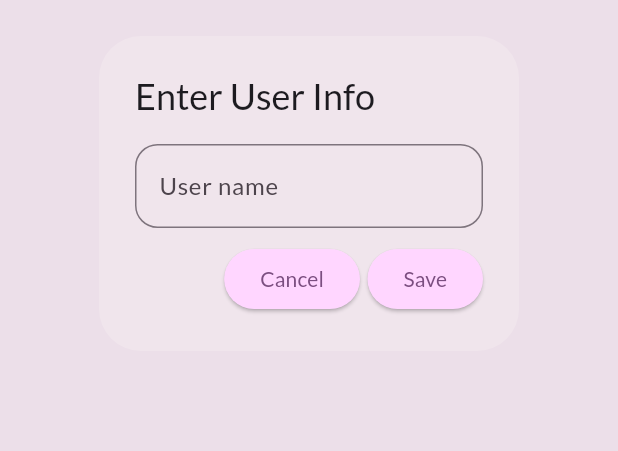
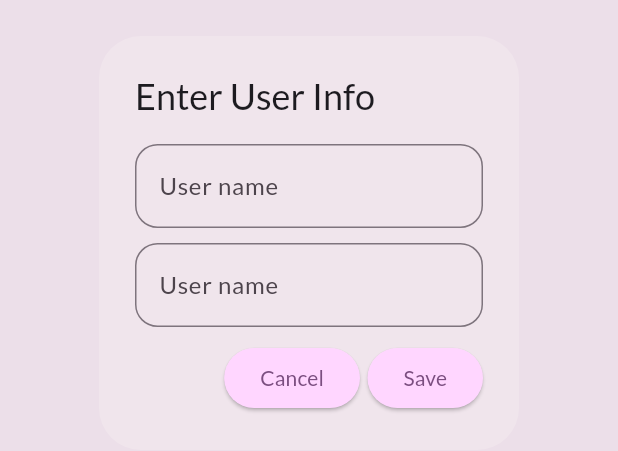
Before and after one commit to Github-2lu/password_bank_flutter, a Flutter app: the UserInfoChange widget shown alone on an empty page, opened directly with empty values, on a phone screen of 412 x 824 dp. Shown: the top 451 px of the screen. Run offline on Flutter 3.47's test engine with Material 3 defaults, Android fonts, the phone set to English and light mode, and no system bars; our stand-ins replace google_fonts, sqflite; missing offline and left inert: encrypt; accounts and stored records are empty.

Commit message:
added all password change

```diff
--- a/lib/screens/user.dart
+++ b/lib/screens/user.dart
@@ -6,7 +6,7 @@ import 'package:password_bank_flutter/widgets/user_info_change.dart';
 
 class UserScreen extends StatefulWidget {
   final UserInfo user;
-  final Function(String name) onSaveEditedUser;
+  final Function(String name, String password) onSaveEditedUser;
   final Function() onDeleteUser;
 
   const UserScreen(
@@ -26,12 +26,12 @@ class _UserScreenState extends State<UserScreen> {
   final passwordDB = PasswordDatabaseHelper();
   late final UserInfo currentUser;
 
-  void _saveEditedUser(String name) {
+  void _saveEditedUser(String name, String password) {
     setState(() {
       currentUser.name = name;
     });
     // currentUser.password = getPasswordHash(password);
-    widget.onSaveEditedUser(name);
+    widget.onSaveEditedUser(name, password);
   }
 
   void _showUserEditForm() {
--- a/lib/widgets/user_info_change.dart
+++ b/lib/widgets/user_info_change.dart
@@ -2,7 +2,7 @@ import 'package:flutter/material.dart';
 
 class UserInfoChange extends StatefulWidget {
   final String username;
-  final Function(String name) onSaveEditedUser;
+  final Function(String name, String password) onSaveEditedUser;
 
   const UserInfoChange(
       {super.key, required this.username, required this.onSaveEditedUser});
@@ -14,15 +14,15 @@ class UserInfoChange extends StatefulWidget {
 
 class _UserInfoChangeState extends State<UserInfoChange> {
   final _nameController = TextEditingController();
-  // final _passwordController = TextEditingController();
+  final _passwordController = TextEditingController();
 
   _saveEditedUser() {
-    // if (_nameController.text != "" && _passwordController.text != "") {
-    //   widget.onSaveEditedUser(_nameController.text, _passwordController.text);
+    if (_nameController.text != "" && _passwordController.text != "") {
+      widget.onSaveEditedUser(_nameController.text, _passwordController.text);
+    }
+    // if (_nameController.text != "") {
+    //   widget.onSaveEditedUser(_nameController.text);
     // }
-    if (_nameController.text != "") {
-      widget.onSaveEditedUser(_nameController.text);
-    }
     Navigator.pop(context);
   }
 
@@ -44,9 +44,13 @@ class _UserInfoChangeState extends State<UserInfoChange> {
               decoration: const InputDecoration(label: Text("User name")),
               controller: _nameController,
             ),
-            // TextFormField(
-            //   controller: _passwordController,
-            // ),
+            const SizedBox(
+              height: 10,
+            ),
+            TextFormField(
+              decoration: const InputDecoration(label: Text("User name")),
+              controller: _passwordController,
+            ),
             const SizedBox(
               height: 10,
             ),
```
Also changed, not shown: lib/screens/passwords.dart (+26 -21 lines).
